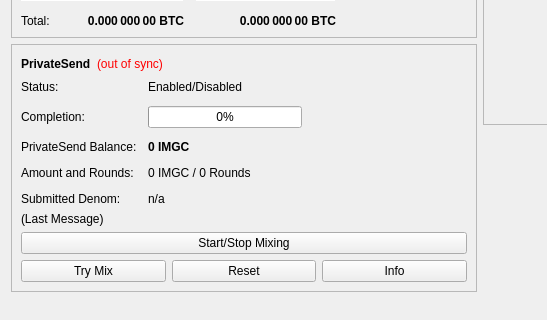
This is src/qt/forms/overviewpage.ui in mceme/ImageCoin as Qt 5 draws it before an edit; both pictures show x 0 to 547 and y 178 to 498 of the 960 by 585 pixel window. The edited form follows.
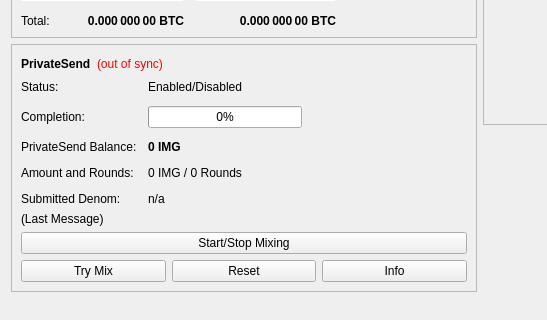
This is the edited form.

What changed in the file:
```diff
--- a/src/qt/forms/overviewpage.ui
+++ b/src/qt/forms/overviewpage.ui
@@ -514,7 +514,7 @@
                </font>
               </property>
               <property name="text">
-               <string notr="true">0 IMGC</string>
+               <string notr="true">0 IMG</string>
               </property>
              </widget>
             </item>
@@ -528,7 +528,7 @@
             <item row="3" column="1">
              <widget class="QLabel" name="labelAmountRounds">
               <property name="text">
-               <string>0 IMGC / 0 Rounds</string>
+               <string>0 IMG / 0 Rounds</string>
               </property>
              </widget>
             </item>
```
